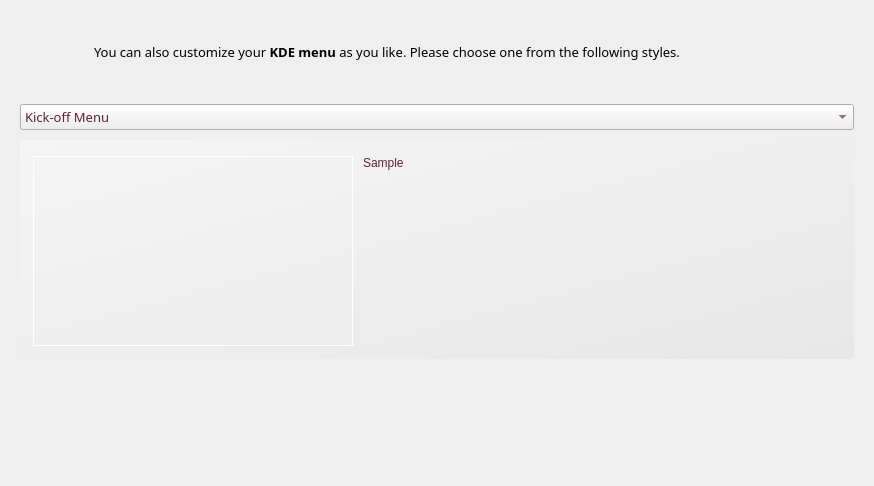
This is kde/kaptan/ui/ui_scrMenu.ui in pars-linux/uludag as Qt 5 draws it before an edit. The edited form follows.
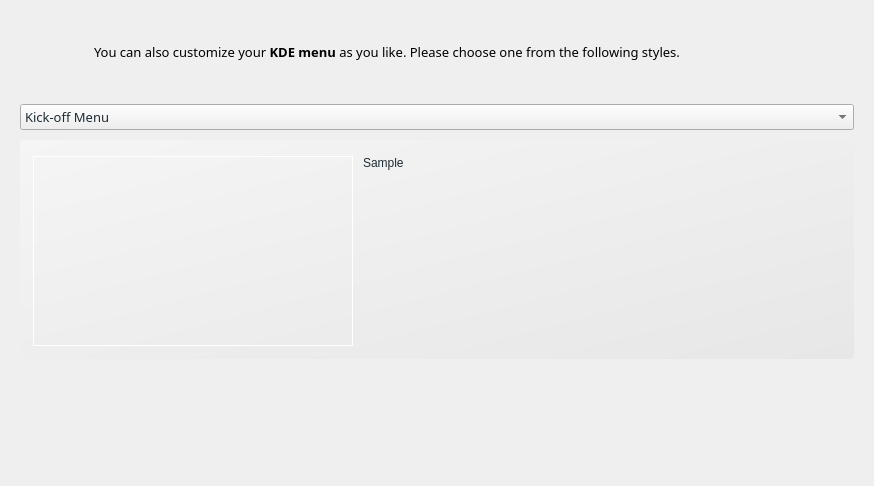
This is the edited form. Icons and pictures are not drawn.

```diff
--- a/kde/kaptan/ui/ui_scrMenu.ui
+++ b/kde/kaptan/ui/ui_scrMenu.ui
@@ -98,7 +98,7 @@
       </font>
      </property>
      <property name="styleSheet">
-      <string notr="true">color: rgb(95, 34, 52);</string>
+      <string notr="true">color: rgb(30, 43, 51)</string>
      </property>
      <item>
       <property name="text">
@@ -226,7 +226,7 @@
          </font>
         </property>
         <property name="styleSheet">
-         <string notr="true">color: rgb(95, 34, 52);</string>
+         <string notr="true">color: rgb(30, 43, 51)</string>
         </property>
         <property name="text">
          <string>Sample</string>
```
